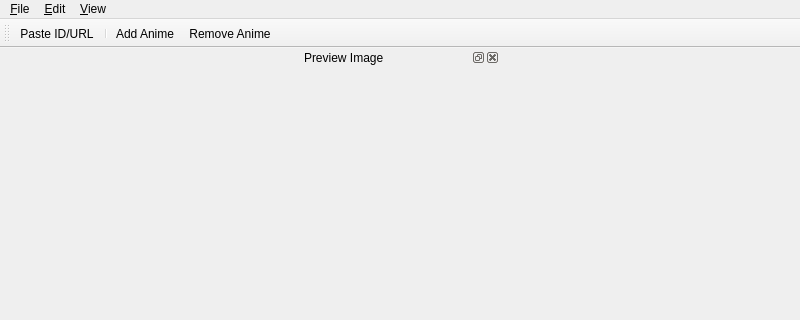
Before: the Qt Designer form mainwindow.ui in Skycoder42/AniRem, drawn with Qt 5; both pictures show x 0 to 800 and y 0 to 320 of the 800 by 600 pixel window.
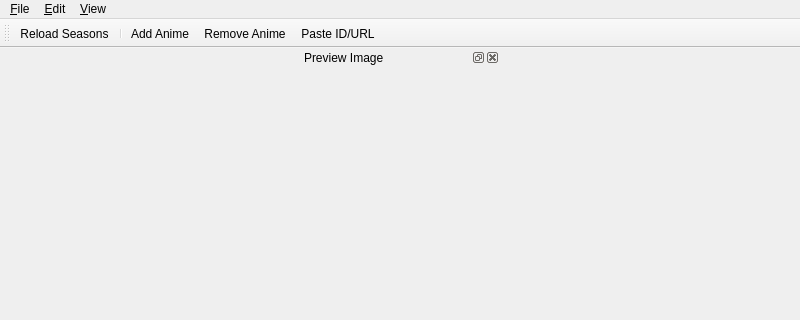
After: the same form once the commit is applied. Icons and pictures are not drawn.

Commit message: fixed reload error -> NEXT: USE PROXER API!!!

The edit to the form file:
```diff
--- a/mainwindow.ui
+++ b/mainwindow.ui
@@ -96,10 +96,11 @@
    <attribute name="toolBarBreak">
     <bool>false</bool>
    </attribute>
-   <addaction name="actionPaste_ID_URL"/>
+   <addaction name="actionReload_Seasons"/>
    <addaction name="separator"/>
    <addaction name="actionAdd_Anime"/>
    <addaction name="actionRemove_Anime"/>
+   <addaction name="actionPaste_ID_URL"/>
   </widget>
   <widget class="QDockWidget" name="previewDock">
    <property name="windowTitle">
```
Left out of the diff: 4 changed lines with no effect on the pictures. The commit also changes 7 other files.
